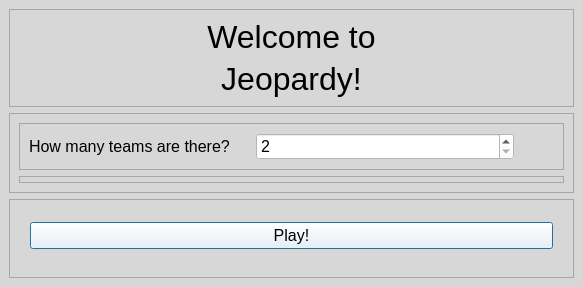
Qt form UI_Files/jeopardy_menu_window.ui (Thomas1B/Jeeopardy-) before a commit.
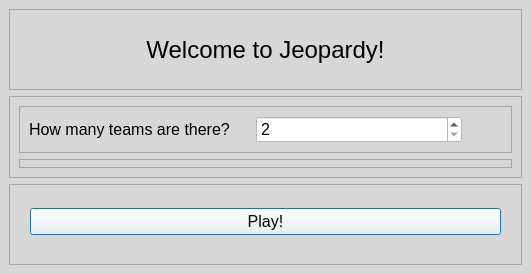
The same form after that commit. Icons and pictures are not drawn.

Commit message: updated menu styles

Diff of the .ui file:
```diff
--- a/UI_Files/jeopardy_menu_window.ui
+++ b/UI_Files/jeopardy_menu_window.ui
@@ -6,8 +6,8 @@
    <rect>
     <x>0</x>
     <y>0</y>
-    <width>583</width>
-    <height>287</height>
+    <width>531</width>
+    <height>274</height>
    </rect>
   </property>
   <property name="windowTitle">
@@ -38,29 +38,18 @@
         <widget class="QLabel" name="title">
          <property name="font">
           <font>
-           <pointsize>24</pointsize>
+           <family>Arial</family>
+           <pointsize>18</pointsize>
           </font>
          </property>
          <property name="text">
-          <string>Welcome to</string>
+          <string>Welcome to Jeopardy!</string>
          </property>
          <property name="alignment">
           <set>Qt::AlignCenter</set>
          </property>
-        </widget>
-       </item>
-       <item>
-        <widget class="QLabel" name="title_2">
-         <property name="font">
-          <font>
-           <pointsize>24</pointsize>
-          </font>
-         </property>
-         <property name="text">
-          <string>Jeopardy!</string>
-         </property>
-         <property name="alignment">
-          <set>Qt::AlignCenter</set>
+         <property name="wordWrap">
+          <bool>true</bool>
          </property>
         </widget>
        </item>
@@ -224,6 +213,9 @@
          <property name="default">
           <bool>true</bool>
          </property>
+         <property name="flat">
+          <bool>false</bool>
+         </property>
         </widget>
        </item>
       </layout>
```
Left out of the diff: 2 changed lines with no effect on the pictures. The commit also changes 1 other file.
